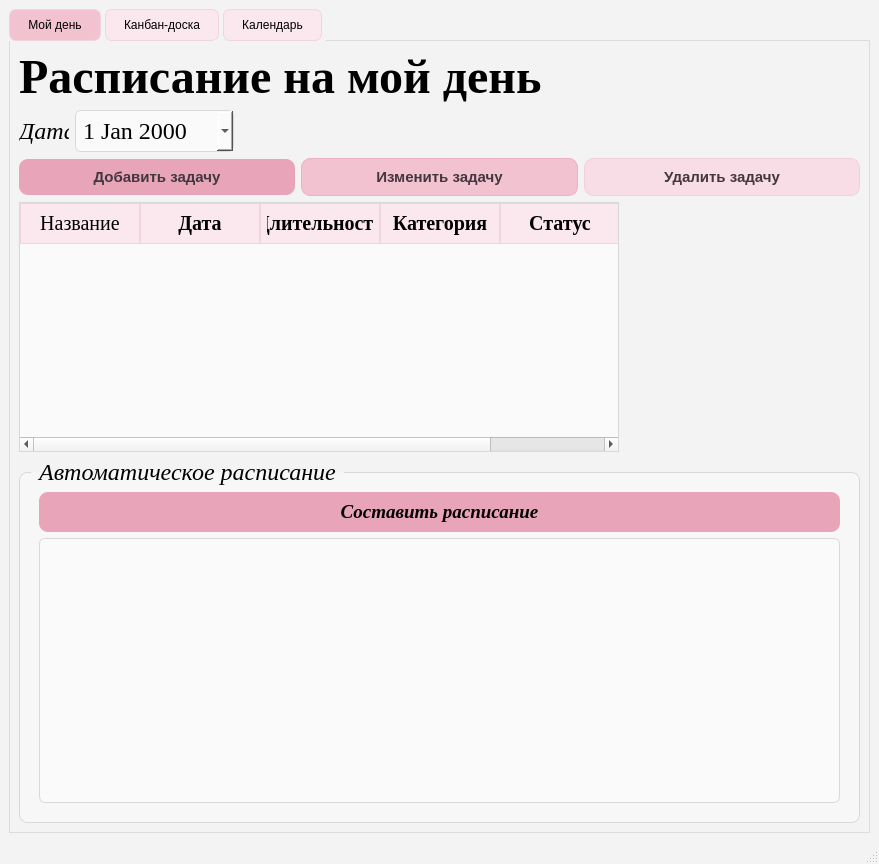
Old version of the form app/design_ui/main_window.ui in the repository mallkiry/Takt.
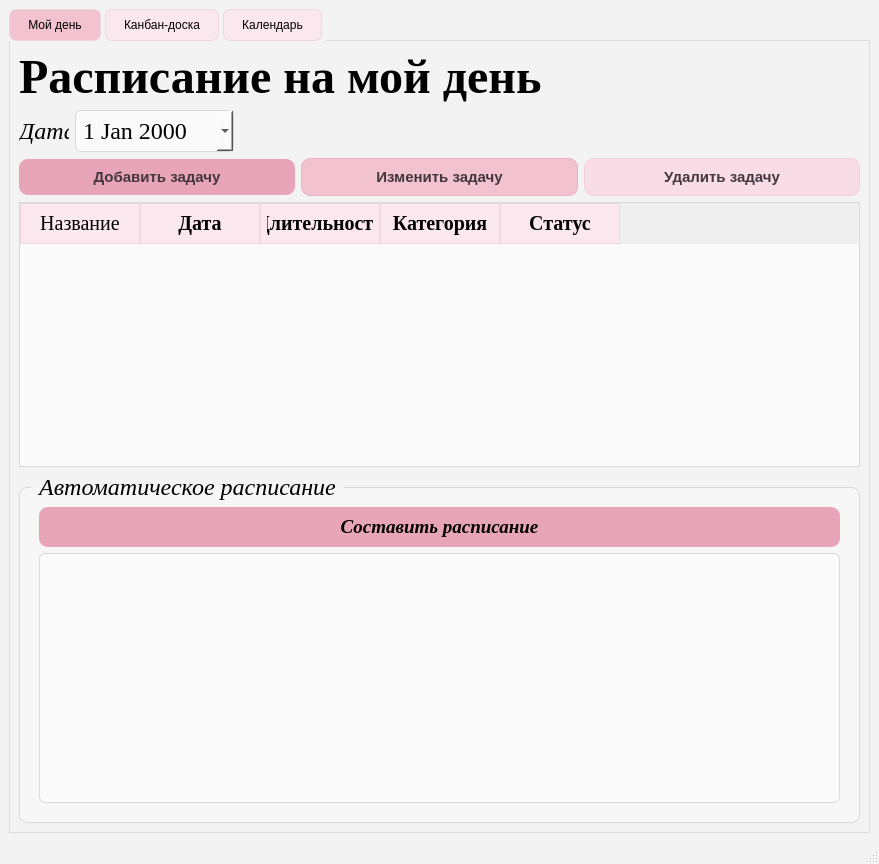
New version of the form.

```diff
--- a/app/design_ui/main_window.ui
+++ b/app/design_ui/main_window.ui
@@ -344,8 +344,8 @@
           </property>
           <property name="maximumSize">
            <size>
-            <width>600</width>
-            <height>250</height>
+            <width>16777215</width>
+            <height>16777215</height>
            </size>
           </property>
           <property name="font">
```
